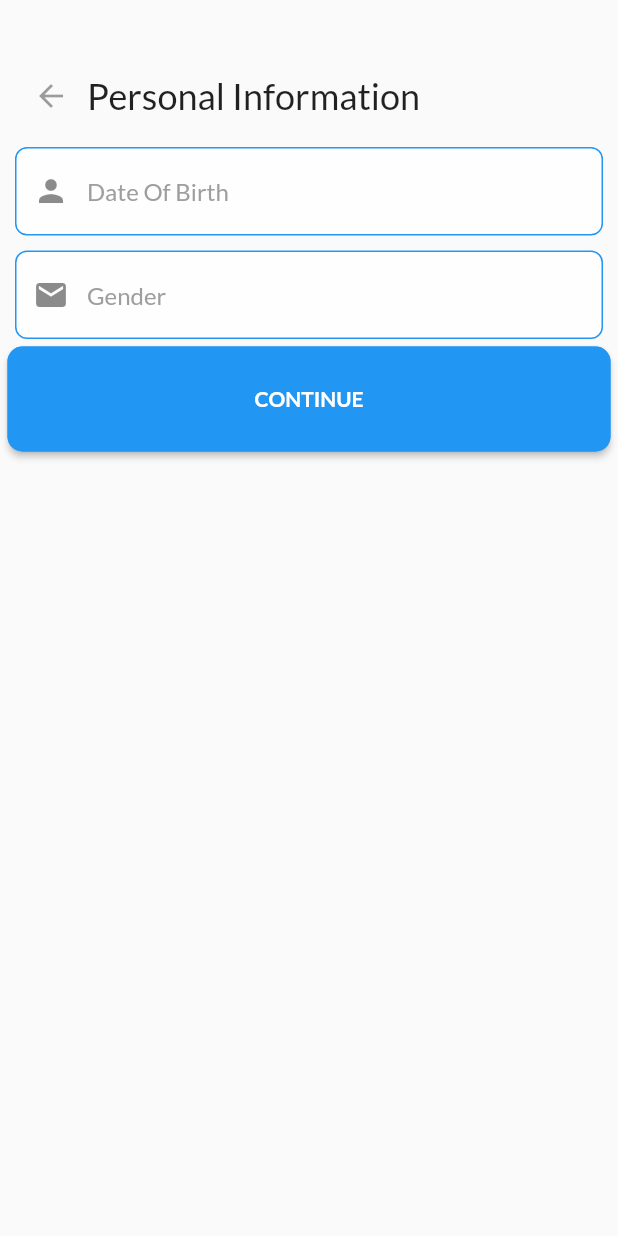
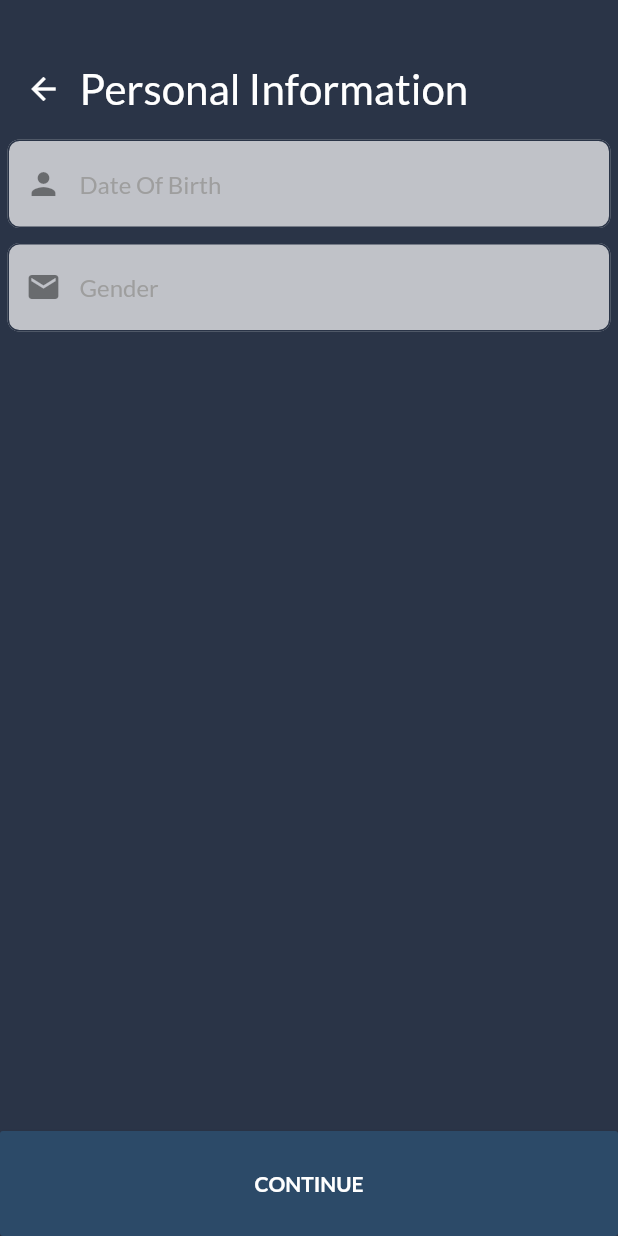
Before and after one commit to abender777/isolation_hero, a Flutter app: the screen it shows after launch, after a tap on "Skip", after a tap on "CONTINUE", on a phone screen of 412 x 824 dp. Run offline on Flutter 3.47's test engine with Material 2 defaults, Android fonts, the phone set to English and light mode, and no system bars; our stand-ins replace avatar_glow, equatable, flutter_map, font_awesome_flutter, geolocator, get_it and 5 more.

Commit message:
Updated theme

```diff
--- a/lib/theme/app_theme.dart
+++ b/lib/theme/app_theme.dart
@@ -20,7 +20,7 @@ final lightTheme = ThemeData(
     primaryColor: Color.fromRGBO(42, 52, 71, 1),
     brightness: Brightness.light,
     backgroundColor: Color.fromRGBO(42, 52, 71, 1),
-    accentColor: Colors.black,
+    accentColor: Colors.white,
     accentIconTheme: IconThemeData(color: Colors.white),
     dividerColor: Colors.white54,
     fontFamily: 'Monte',
--- a/lib/views/additional_information/additional_information_mobile.dart
+++ b/lib/views/additional_information/additional_information_mobile.dart
@@ -1,24 +1,33 @@
 part of additional_information_view;
 
-class _AdditionalInformationMobile extends StatelessWidget {
+class _AdditionalInformationMobile extends StatefulWidget {
   final AdditionalInformationViewModel viewModel;
 
   _AdditionalInformationMobile(this.viewModel);
 
   @override
+  State<StatefulWidget> createState() {
+    return _AdditionalInformationState();
+  }
+}
+
+class _AdditionalInformationState extends State<_AdditionalInformationMobile> {
+  Widget body;
+
+  @override
   Widget build(BuildContext context) {
-    return Scaffold(
-        body: Container(
-            padding: EdgeInsets.all(5),
-            child: SingleChildScrollView(
-                child: Column(children: <Widget>[
+    setState(() {
+      body = Stack(children: <Widget>[
+        Column(children: <Widget>[
           Container(
               margin: EdgeInsets.only(top: 30),
               padding: EdgeInsets.all(5.0),
               child: Row(children: <Widget>[
-                    IconButton(icon: Icon(Icons.arrow_back), onPressed: null),
+                IconButton(
+                    icon: Icon(Icons.arrow_back, color: Colors.white),
+                    onPressed: null),
                 Text("Personal Information",
-                        style: Theme.of(context).textTheme.headline),
+                    style: TextStyle(color: Colors.white, fontSize: 28)),
               ])),
           Container(
               padding: EdgeInsets.all(5.0),
@@ -28,17 +37,18 @@ class _AdditionalInformationMobile extends StatelessWidget {
                   hintText: 'Date Of Birth',
                   prefixIcon: Icon(Icons.person),
                   hintStyle: TextStyle(
-                          color: Theme.of(context).hintColor,
-                          fontFamily: 'Monte'),
+                      color: Theme.of(context).hintColor, fontFamily: 'Monte'),
                   filled: true,
                   fillColor: Colors.white70,
                   enabledBorder: OutlineInputBorder(
                     borderRadius: BorderRadius.all(Radius.circular(8.0)),
-                        borderSide: BorderSide(color: Colors.blue, width: 1),
+                    borderSide: BorderSide(
+                        color: Theme.of(context).backgroundColor, width: 1),
                   ),
                   focusedBorder: OutlineInputBorder(
                     borderRadius: BorderRadius.all(Radius.circular(8.0)),
-                        borderSide: BorderSide(color: Colors.blue, width: 1),
+                    borderSide: BorderSide(
+                        color: Theme.of(context).buttonColor, width: 1),
                   ),
                 ),
               )),
@@ -50,29 +60,29 @@ class _AdditionalInformationMobile extends StatelessWidget {
                   hintText: 'Gender',
                   prefixIcon: Icon(Icons.email),
                   hintStyle: TextStyle(
-                          color: Theme.of(context).hintColor,
-                          fontFamily: 'Monte'),
+                      color: Theme.of(context).hintColor, fontFamily: 'Monte'),
                   filled: true,
                   fillColor: Colors.white70,
                   enabledBorder: OutlineInputBorder(
                     borderRadius: BorderRadius.all(Radius.circular(8.0)),
-                        borderSide: BorderSide(color: Colors.blue, width: 1),
+                    borderSide: BorderSide(
+                        color: Theme.of(context).backgroundColor, width: 1),
                   ),
                   focusedBorder: OutlineInputBorder(
                     borderRadius: BorderRadius.all(Radius.circular(8.0)),
-                        borderSide: BorderSide(color: Colors.blue, width: 1),
+                    borderSide: BorderSide(
+                        color: Theme.of(context).buttonColor, width: 1),
                   ),
                 ),
               )),
-              ButtonTheme(
+        ]),
+        Align(
+            alignment: FractionalOffset.bottomCenter,
+            child: ButtonTheme(
               minWidth: MediaQuery.of(context).size.width,
               height: 70.0,
+              buttonColor: Theme.of(context).buttonColor,
               child: RaisedButton(
-                  color: Colors.blue,
-                  textColor: Colors.white,
-                  shape: RoundedRectangleBorder(
-                      borderRadius: new BorderRadius.circular(10.0),
-                      side: BorderSide(color: Colors.blue)),
                 onPressed: () {
                   Navigator.push(
                     context,
@@ -81,10 +91,12 @@ class _AdditionalInformationMobile extends StatelessWidget {
                     ),
                   );
                 },
-                  child: Text('CONTINUE',
-                      style: Theme.of(context).textTheme.button),
+                child:
+                    Text('CONTINUE', style: Theme.of(context).textTheme.button),
               ),
-              )
-            ]))));
+            ))
+      ]);
+    });
+    return MasterWidget(body: body);
   }
 }
--- a/lib/views/additional_information/additional_information_view.dart
+++ b/lib/views/additional_information/additional_information_view.dart
@@ -1,6 +1,7 @@
 library additional_information_view;
 
 import 'package:isolationhero/views/location_setup/location_setup_view.dart';
+import 'package:isolationhero/widgets/master/master_widget.dart';
 import 'package:provider_architecture/provider_architecture.dart';
 import 'package:responsive_builder/responsive_builder.dart';
 import 'package:flutter/material.dart';
--- a/lib/views/sign_up/sign_up_mobile.dart
+++ b/lib/views/sign_up/sign_up_mobile.dart
@@ -57,14 +57,15 @@ class _SignUpMobileState extends State<_SignUpMobile> {
                           enabledBorder: OutlineInputBorder(
                             borderRadius:
                                 BorderRadius.all(Radius.circular(8.0)),
-                            borderSide:
-                                BorderSide(color: Theme.of(context).backgroundColor, width: 1),
+                            borderSide: BorderSide(
+                                color: Theme.of(context).backgroundColor,
+                                width: 1),
                           ),
                           focusedBorder: OutlineInputBorder(
                             borderRadius:
                                 BorderRadius.all(Radius.circular(8.0)),
-                            borderSide:
-                                BorderSide(color: Theme.of(context).buttonColor, width: 1),
+                            borderSide: BorderSide(
+                                color: Theme.of(context).buttonColor, width: 1),
                           ),
                         ),
                       )),
@@ -83,14 +84,15 @@ class _SignUpMobileState extends State<_SignUpMobile> {
                           enabledBorder: OutlineInputBorder(
                             borderRadius:
                                 BorderRadius.all(Radius.circular(8.0)),
-                            borderSide:
-                                BorderSide(color: Theme.of(context).backgroundColor, width: 1),
+                            borderSide: BorderSide(
+                                color: Theme.of(context).backgroundColor,
+                                width: 1),
                           ),
                           focusedBorder: OutlineInputBorder(
                             borderRadius:
                                 BorderRadius.all(Radius.circular(8.0)),
-                            borderSide:
-                                BorderSide(color: Theme.of(context).buttonColor, width: 1),
+                            borderSide: BorderSide(
+                                color: Theme.of(context).buttonColor, width: 1),
                           ),
                         ),
                       )),
@@ -109,14 +111,15 @@ class _SignUpMobileState extends State<_SignUpMobile> {
                           enabledBorder: OutlineInputBorder(
                             borderRadius:
                                 BorderRadius.all(Radius.circular(8.0)),
-                            borderSide:
-                                BorderSide(color: Theme.of(context).backgroundColor, width: 1),
+                            borderSide: BorderSide(
+                                color: Theme.of(context).backgroundColor,
+                                width: 1),
                           ),
                           focusedBorder: OutlineInputBorder(
                             borderRadius:
                                 BorderRadius.all(Radius.circular(8.0)),
-                            borderSide:
-                                BorderSide(color: Theme.of(context).buttonColor, width: 1),
+                            borderSide: BorderSide(
+                                color: Theme.of(context).buttonColor, width: 1),
                           ),
                         ),
                       )),
@@ -185,7 +188,7 @@ class _SignUpMobileState extends State<_SignUpMobile> {
                 ),
                 Text(
                   "Already have an account?",
-                  style: Theme.of(context).textTheme.body2,
+                  style: TextStyle(color: Colors.white),
                 ),
                 SizedBox(height: 10),
                 ButtonTheme(
--- a/lib/widgets/master/master_mobile.dart
+++ b/lib/widgets/master/master_mobile.dart
@@ -27,7 +27,7 @@ class _MasterMobile extends StatelessWidget {
           centerTitle: true,
         ),
         body: body,
-        drawer: Drawer(),
+        drawer: DrawerWidget(),
       );
     } else {
       return Scaffold(
--- a/lib/widgets/master/master_widget.dart
+++ b/lib/widgets/master/master_widget.dart
@@ -1,5 +1,6 @@
 library master_widget;
 
+import 'package:isolationhero/widgets/drawer/drawer_widget.dart';
 import 'package:responsive_builder/responsive_builder.dart';
 import 'package:flutter/material.dart';
 
@@ -18,7 +19,7 @@ class MasterWidget extends StatelessWidget {
   @override
   Widget build(BuildContext context) {
     return ScreenTypeLayout(
-        mobile: _MasterMobile(showDrawer: showDrawer, body: body, title: title),
+        mobile: _MasterMobile(showDrawer: showDrawer, body: body, title: title, showAppBar: showAppBar),
         desktop: _MasterDesktop(),
         tablet: _MasterTablet(),
     );
```
Also changed, not shown: lib/views/my_leaderboard/my_leaderboard_mobile.dart (+3 -6 lines), lib/views/sign_in/sign_in_mobile.dart (+16 -16 lines). Lines whose indentation alone changed are shown as unchanged.
